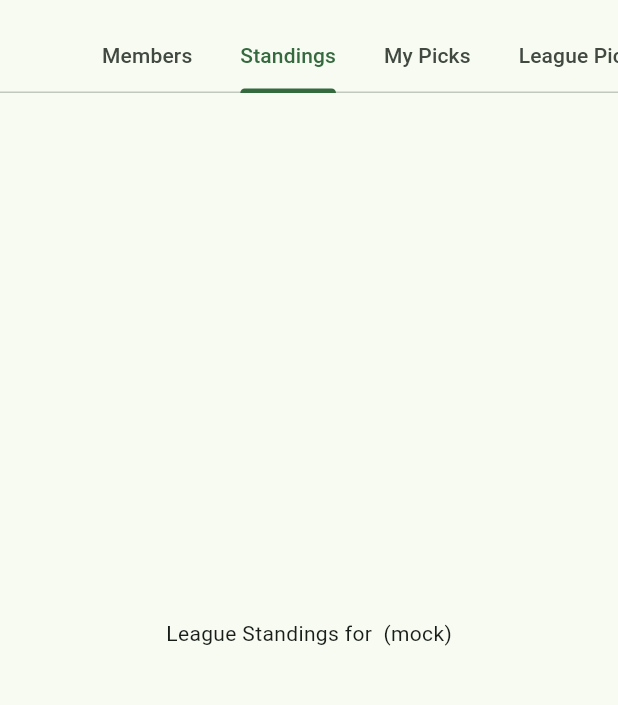
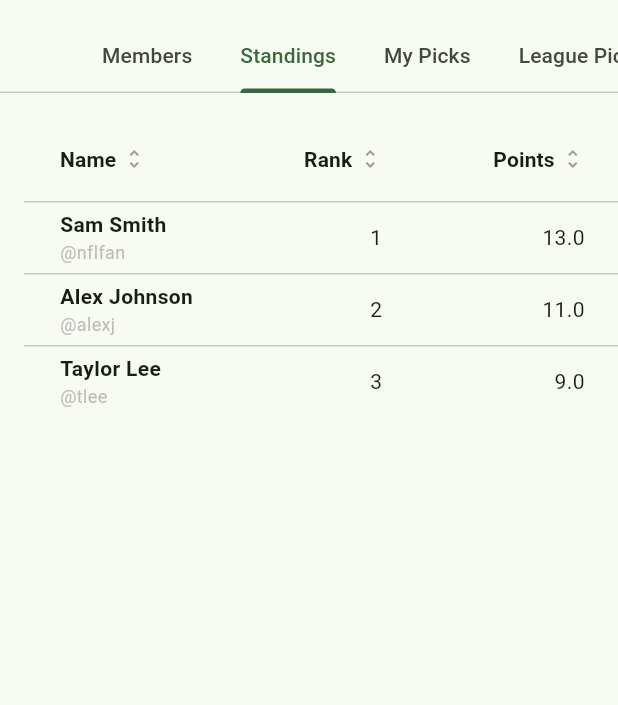
Before and after one commit to paul-macfarlane/picksleagues_flutter, a Flutter app: the LeaguePage screen opened directly with empty values, tab 2 chosen, on a phone screen of 412 x 824 dp, the part 63-768 px from its top. Run offline on Flutter 3.47's test engine with Material 3 defaults, Android fonts, the phone set to English and light mode, and no system bars; our stand-ins replace go_router.

Commit message:
standings tab

```diff
--- a/lib/pages/league_standings_tab.dart
+++ b/lib/pages/league_standings_tab.dart
@@ -1,11 +1,193 @@
 import 'package:flutter/material.dart';
 
-class LeagueStandingsTab extends StatelessWidget {
+class LeagueStandingsTab extends StatefulWidget {
   final String leagueId;
   const LeagueStandingsTab({super.key, required this.leagueId});
 
   @override
+  State<LeagueStandingsTab> createState() => _LeagueStandingsTabState();
+}
+
+class _LeagueStandingsTabState extends State<LeagueStandingsTab> {
+  int? _sortColumnIndex;
+  bool _sortAscending = true;
+
+  List<Map<String, dynamic>> standings = [
+    {
+      'rank': 1,
+      'name': 'Sam Smith',
+      'username': 'nflfan',
+      'wins': 12,
+      'losses': 4,
+      'pushes': 2,
+      'points': 13.0,
+    },
+    {
+      'rank': 2,
+      'name': 'Alex Johnson',
+      'username': 'alexj',
+      'wins': 10,
+      'losses': 6,
+      'pushes': 2,
+      'points': 11.0,
+    },
+    {
+      'rank': 3,
+      'name': 'Taylor Lee',
+      'username': 'tlee',
+      'wins': 8,
+      'losses': 8,
+      'pushes': 2,
+      'points': 9.0,
+    },
+  ];
+
+  void _sort<T>(
+    Comparable<T> Function(Map<String, dynamic> m) getField,
+    int columnIndex,
+  ) {
+    setState(() {
+      if (_sortColumnIndex == columnIndex) {
+        _sortAscending = !_sortAscending;
+      } else {
+        _sortColumnIndex = columnIndex;
+        _sortAscending = true;
+      }
+      standings.sort((a, b) {
+        final aValue = getField(a);
+        final bValue = getField(b);
+        return _sortAscending
+            ? Comparable.compare(aValue, bValue)
+            : Comparable.compare(bValue, aValue);
+      });
+    });
+  }
+
+  @override
   Widget build(BuildContext context) {
-    return Center(child: Text('League Standings for $leagueId (mock)'));
+    return SingleChildScrollView(
+      padding: const EdgeInsets.all(16),
+      scrollDirection: Axis.horizontal,
+      child: DataTable(
+        sortColumnIndex: _sortColumnIndex,
+        sortAscending: _sortAscending,
+        columns: [
+          DataColumn(
+            label: _SortableHeader(
+              'Name',
+              sorted: _sortColumnIndex == 0,
+              ascending: _sortAscending,
+            ),
+            onSort: (_, __) => _sort<String>((m) => m['name'], 0),
+          ),
+          DataColumn(
+            label: _SortableHeader(
+              'Rank',
+              sorted: _sortColumnIndex == 1,
+              ascending: _sortAscending,
+            ),
+            numeric: true,
+            onSort: (_, __) => _sort<num>((m) => m['rank'], 1),
+          ),
+          DataColumn(
+            label: _SortableHeader(
+              'Points',
+              sorted: _sortColumnIndex == 2,
+              ascending: _sortAscending,
+            ),
+            numeric: true,
+            onSort: (_, __) => _sort<num>((m) => m['points'], 2),
+          ),
+          DataColumn(
+            label: _SortableHeader(
+              'Wins',
+              sorted: _sortColumnIndex == 3,
+              ascending: _sortAscending,
+            ),
+            numeric: true,
+            onSort: (_, __) => _sort<num>((m) => m['wins'], 3),
+          ),
+          DataColumn(
+            label: _SortableHeader(
+              'Losses',
+              sorted: _sortColumnIndex == 4,
+              ascending: _sortAscending,
+            ),
+            numeric: true,
+            onSort: (_, __) => _sort<num>((m) => m['losses'], 4),
+          ),
+          DataColumn(
+            label: _SortableHeader(
+              'Pushes',
+              sorted: _sortColumnIndex == 5,
+              ascending: _sortAscending,
+            ),
+            numeric: true,
+            onSort: (_, __) => _sort<num>((m) => m['pushes'], 5),
+          ),
+        ],
+        rows: standings
+            .map(
+              (m) => DataRow(
+                cells: [
+                  DataCell(
+                    Column(
+                      crossAxisAlignment: CrossAxisAlignment.start,
+                      mainAxisAlignment: MainAxisAlignment.center,
+                      children: [
+                        Text(
+                          m['name'],
+                          style: const TextStyle(fontWeight: FontWeight.bold),
+                        ),
+                        Text(
+                          '@${m['username']}',
+                          style: TextStyle(
+                            color: Colors.grey[400],
+                            fontSize: 12,
+                          ),
+                        ),
+                      ],
+                    ),
+                  ),
+                  DataCell(Text(m['rank'].toString())),
+                  DataCell(Text(m['points'].toString())),
+                  DataCell(Text(m['wins'].toString())),
+                  DataCell(Text(m['losses'].toString())),
+                  DataCell(Text(m['pushes'].toString())),
+                ],
+              ),
+            )
+            .toList(),
+      ),
+    );
   }
 }
+
+class _SortableHeader extends StatelessWidget {
+  final String label;
+  final bool sorted;
+  final bool ascending;
+  const _SortableHeader(
+    this.label, {
+    this.sorted = false,
+    this.ascending = true,
+  });
+
+  @override
+  Widget build(BuildContext context) {
+    IconData icon;
+    if (!sorted) {
+      icon = Icons.unfold_more;
+    } else {
+      icon = ascending ? Icons.arrow_upward : Icons.arrow_downward;
+    }
+    return Row(
+      mainAxisSize: MainAxisSize.min,
+      children: [
+        Text(label, style: const TextStyle(fontWeight: FontWeight.bold)),
+        const SizedBox(width: 4),
+        Icon(icon, size: 16, color: Colors.grey),
+      ],
+    );
+  }
+}
```
